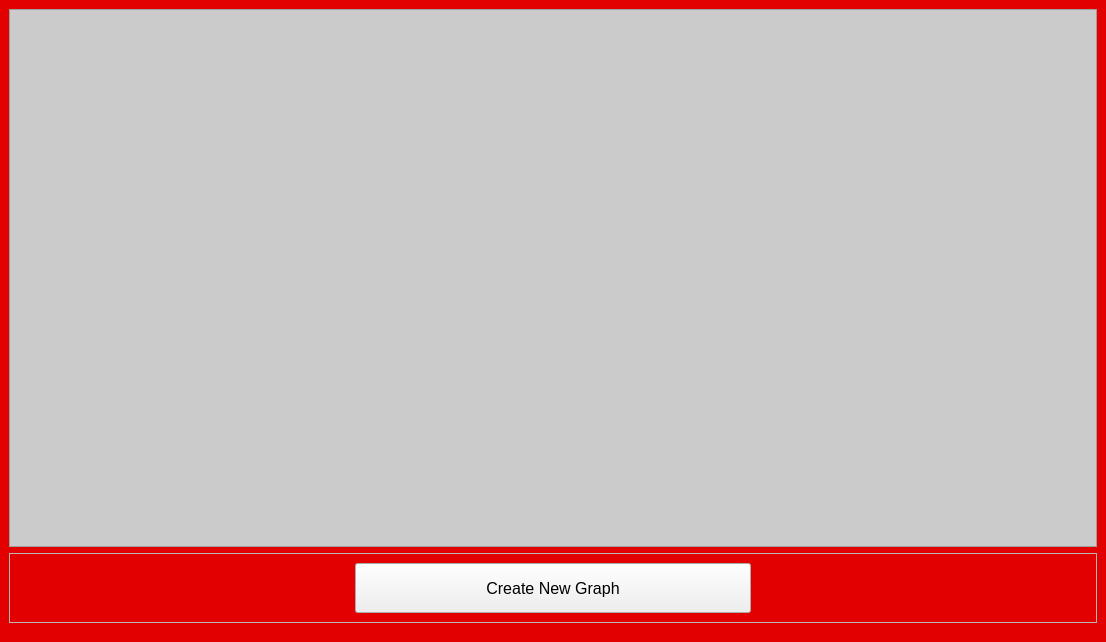
Above: pages/Modul910/ui_910/linlog.ui from KevinHutagaol/control-center-2026 before the change. Below: the same form after it.
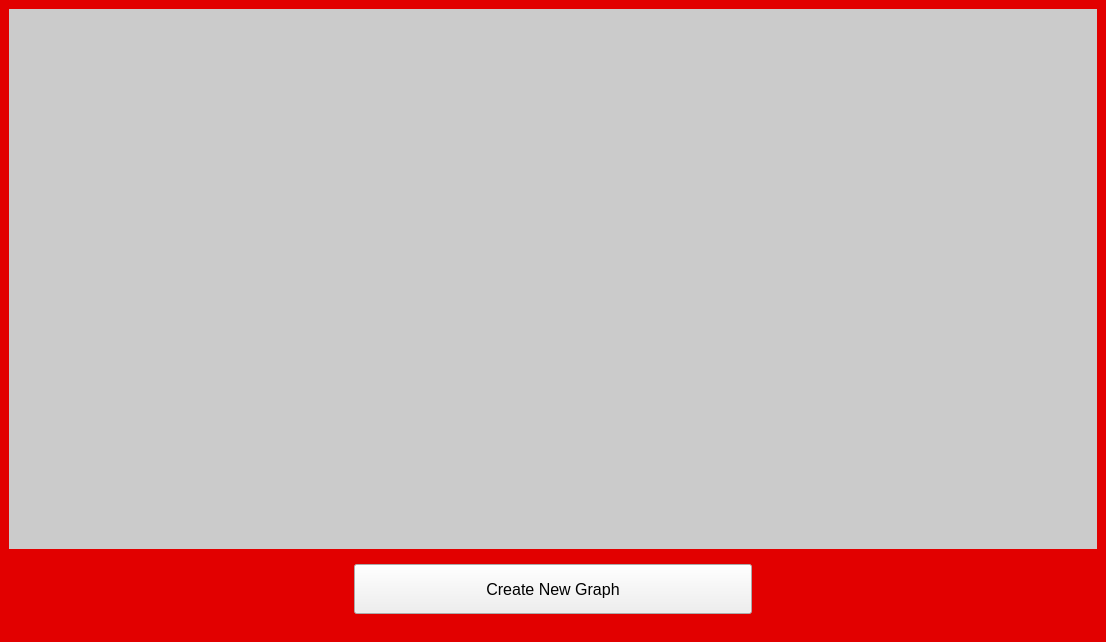
That is the form after the change. Icons and pictures are not drawn.

Commit message: Cleaned up old ui: Removed unused ui files (Admin.ui), removed nilai page from main window,  changed frames in ui files to no frame, fixed main window image button hover effect

```diff
--- a/pages/Modul910/ui_910/linlog.ui
+++ b/pages/Modul910/ui_910/linlog.ui
@@ -35,7 +35,7 @@
 }</string>
       </property>
       <property name="frameShape">
-       <enum>QFrame::StyledPanel</enum>
+       <enum>QFrame::NoFrame</enum>
       </property>
       <property name="frameShadow">
        <enum>QFrame::Raised</enum>
@@ -119,7 +119,7 @@
        </sizepolicy>
       </property>
       <property name="frameShape">
-       <enum>QFrame::StyledPanel</enum>
+       <enum>QFrame::NoFrame</enum>
       </property>
       <property name="frameShadow">
        <enum>QFrame::Raised</enum>
```
The commit also changes 68 other files.
